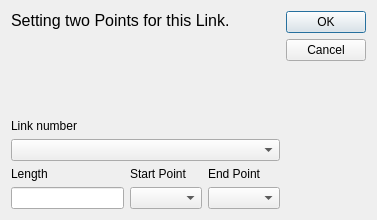
Old version of the form core/draw/edit_link.ui in the repository KmolYuan/Pyslvs-UI.
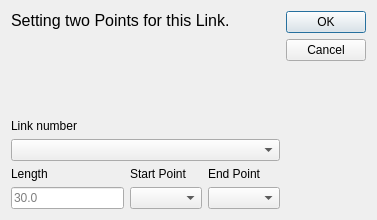
New version of the form. Icons and pictures are not drawn.

Patch:
```diff
--- a/core/draw/edit_link.ui
+++ b/core/draw/edit_link.ui
@@ -126,7 +126,11 @@
         </widget>
        </item>
        <item row="1" column="0">
-        <widget class="QLineEdit" name="Length"/>
+        <widget class="QLineEdit" name="Length">
+         <property name="placeholderText">
+          <string>30.0</string>
+         </property>
+        </widget>
        </item>
       </layout>
      </item>
```
